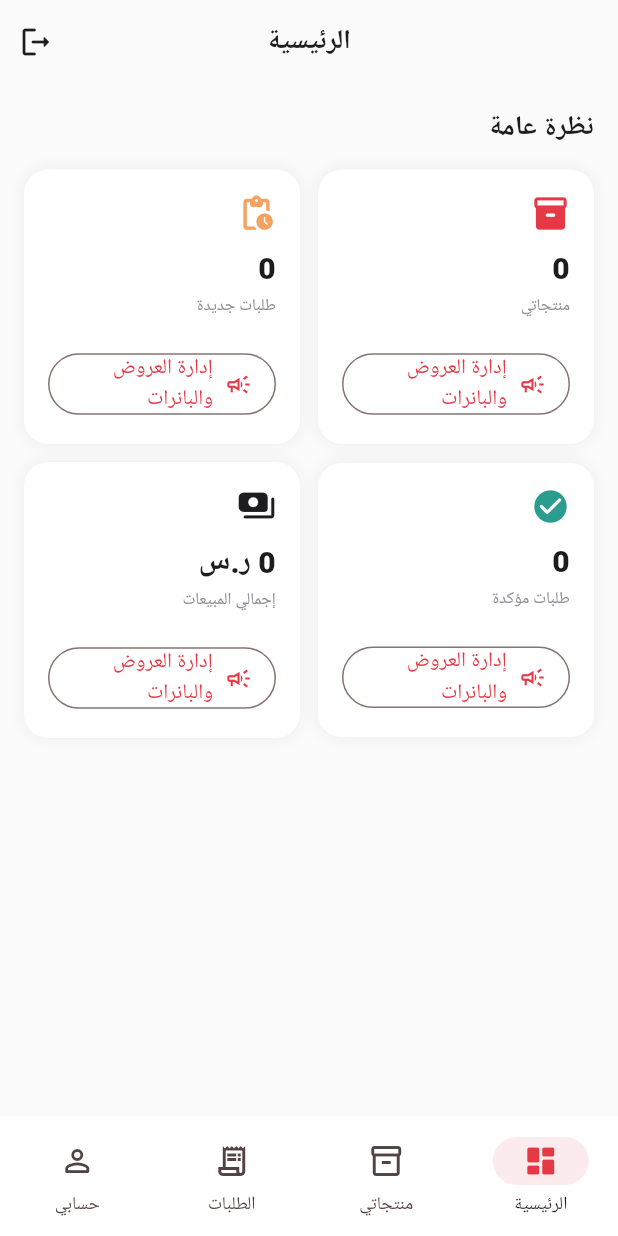
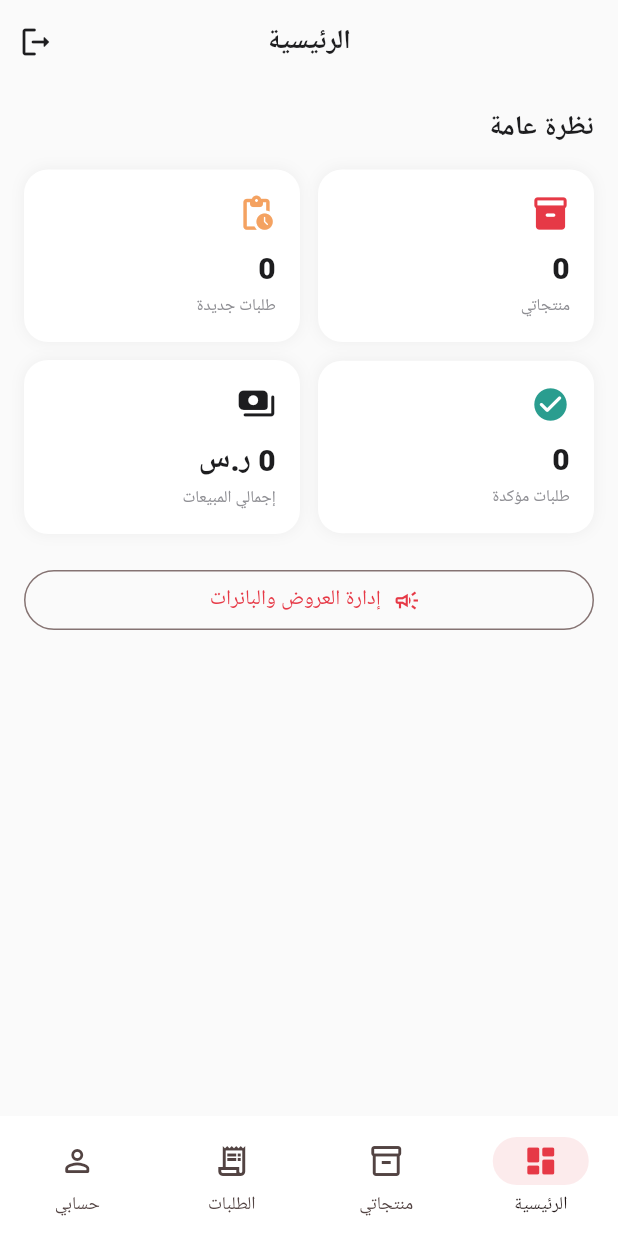
Before and after one commit to ppqqmmcc737084-ui/lamsa-seller, a Flutter app: the screen it shows once a user with an empty profile is signed in, on a phone screen of 412 x 824 dp. Run offline on Flutter 3.47's test engine with Material 3 defaults, Android fonts, the light colour scheme and no system bars; our stand-ins replace cloud_firestore, firebase_auth, firebase_core, firebase_storage, google_fonts, image_picker; accounts and stored records are empty; Roboto replaces fonts that are missing (Almarai).

Commit message:
إصلاح شاشة لوحة التحكم

```diff
--- a/lamsa_seller/lib/screens/dashboard/dashboard_home_screen.dart
+++ b/lamsa_seller/lib/screens/dashboard/dashboard_home_screen.dart
@@ -36,6 +36,15 @@ class DashboardHomeScreen extends StatelessWidget {
                   const SizedBox(width: 12),
                   Expanded(child: _statCard('إجمالي المبيعات', '${stats.totalRevenue.toStringAsFixed(0)} ر.س', Icons.payments_rounded, AppColors.dark)),
                 ],
+              ),
+              const SizedBox(height: 20),
+              SizedBox(
+                width: double.infinity,
+                child: OutlinedButton.icon(
+                  onPressed: () => Navigator.push(context, MaterialPageRoute(builder: (_) => const MyBannersScreen())),
+                  icon: const Icon(Icons.campaign_outlined),
+                  label: const Text('إدارة العروض والبانرات'),
+                ),
               ),
               if (stats.pendingOrders > 0) ...[
                 const SizedBox(height: 20),
@@ -81,15 +90,6 @@ class DashboardHomeScreen extends StatelessWidget {
           Text(value, style: const TextStyle(fontSize: 20, fontWeight: FontWeight.w800, color: AppColors.dark)),
           const SizedBox(height: 2),
           Text(label, style: const TextStyle(fontSize: 11, color: AppColors.grey)),
-              const SizedBox(height: 20),
-               SizedBox(
-                width: double.infinity,
-                child: OutlinedButton.icon(
-                  onPressed: () => Navigator.push(context, MaterialPageRoute(builder: (_) => const MyBannersScreen())),
-                  icon: const Icon(Icons.campaign_outlined),
-                  label: const Text('إدارة العروض والبانرات'),
-                ),
-              ),
         ],
       ),
     );
```
